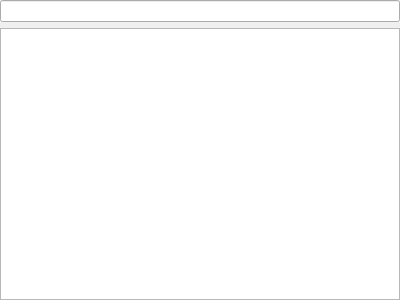
Before: the Qt Designer form src/interface/widgets/pile/pile.ui in StephaneBranly/LO21-RPN-Calculator, drawn with Qt 5.
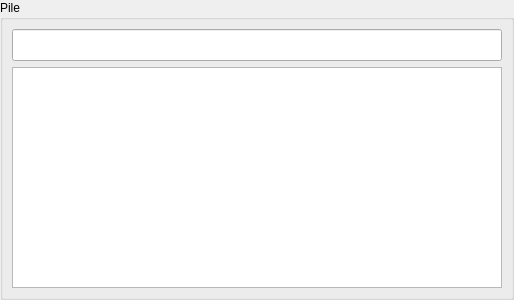
After: the same form once the commit is applied.

Diff of the .ui file:
```diff
--- a/src/interface/widgets/pile/pile.ui
+++ b/src/interface/widgets/pile/pile.ui
@@ -6,7 +6,7 @@
    <rect>
     <x>0</x>
     <y>0</y>
-    <width>400</width>
+    <width>514</width>
     <height>300</height>
    </rect>
   </property>
@@ -29,7 +29,30 @@
    <item row="0" column="0">
     <layout class="QVBoxLayout" name="verticalLayout">
      <item>
+      <widget class="QGroupBox" name="groupBox">
+       <property name="minimumSize">
+        <size>
+         <width>512</width>
+         <height>0</height>
+        </size>
+       </property>
+       <property name="title">
+        <string>Pile</string>
+       </property>
+       <layout class="QVBoxLayout" name="verticalLayout_2">
+        <item>
       <widget class="QLineEdit" name="Message">
+          <property name="minimumSize">
+           <size>
+            <width>0</width>
+            <height>30</height>
+           </size>
+          </property>
+          <property name="font">
+           <font>
+            <pointsize>15</pointsize>
+           </font>
+          </property>
        <property name="cursor">
         <cursorShape>ArrowCursor</cursorShape>
        </property>
@@ -40,6 +63,9 @@
      </item>
      <item>
       <widget class="QTableWidget" name="ContentTab"/>
+        </item>
+       </layout>
+      </widget>
      </item>
     </layout>
    </item>
```
Lines whose indentation alone changed are shown as unchanged.
